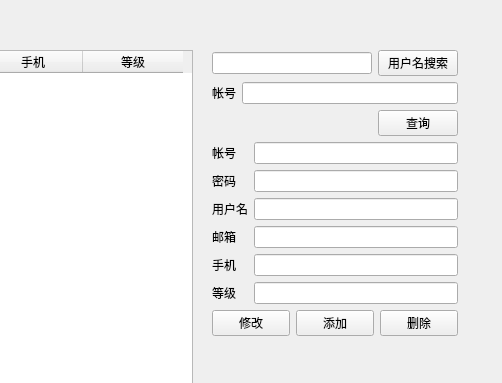
lwher/Library-System, file user_information.ui: the form before one commit; both pictures show x 348 to 850 and y 0 to 383 of the 850 by 597 pixel window.
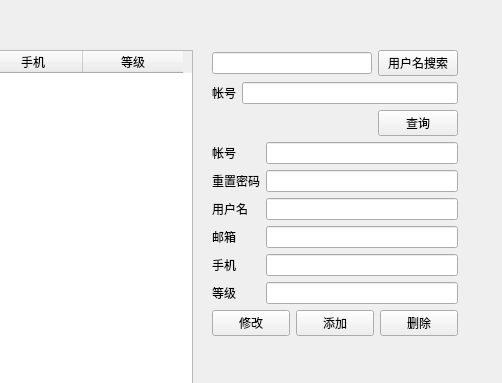
The form after the commit.

Patch:
```diff
--- a/user_information.ui
+++ b/user_information.ui
@@ -150,7 +150,7 @@
      <item row="5" column="0">
       <widget class="QLabel" name="label_2">
        <property name="text">
-        <string>密码</string>
+        <string>重置密码</string>
        </property>
       </widget>
      </item>
```
